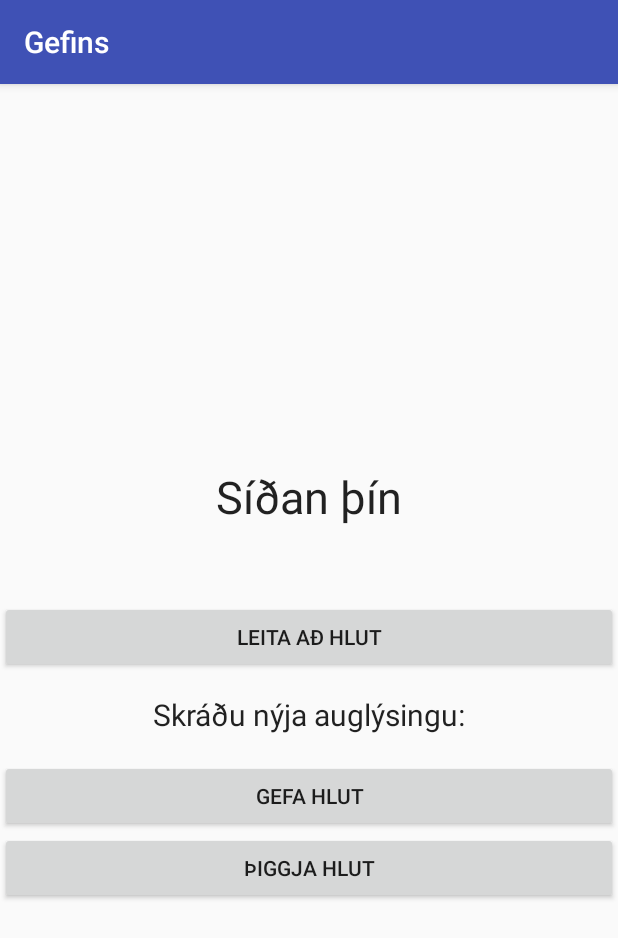
After one commit to smh28/Gefins, an Android app: the UsersiteActivity screen opened directly, with no data from a screen before it, on a phone screen of 412 x 824 dp. The commit adds this screen. Shown: the top 938 px of the screen. Run offline under Robolectric (Android 15) with nearby library versions, the phone set to English and light mode, and no system bars.

Commit message:
usersite síðan sett upp

```diff
--- a/app/src/main/AndroidManifest.xml
+++ b/app/src/main/AndroidManifest.xml
@@ -16,6 +16,8 @@
                 <category android:name="android.intent.category.LAUNCHER" />
             </intent-filter>
         </activity>
+        <activity android:name=".UsersiteActivity">
+        </activity>
     </application>
 
 </manifest>
--- a/app/src/main/java/is/hi/teymi9/gefins/MainActivity.java
+++ b/app/src/main/java/is/hi/teymi9/gefins/MainActivity.java
@@ -1,5 +1,6 @@
 package is.hi.teymi9.gefins;
 
+import android.content.Intent;
 import android.support.v7.app.AppCompatActivity;
 import android.os.Bundle;
 import android.view.View;
@@ -41,9 +42,8 @@ public class MainActivity extends AppCompatActivity {
                 iName = mUserName.getText().toString();
                 iPassword = mPsw.getText().toString();
                 if(userService.isUser(iName, iPassword)){
-                    Toast.makeText(MainActivity.this,
-                            R.string.innskraning,
-                            Toast.LENGTH_SHORT).show();
+                    Intent intent = new Intent(MainActivity.this, UsersiteActivity.class);
+                    startActivity(intent);
                 }
                 else {
                     Toast.makeText(MainActivity.this,
--- /dev/null
+++ b/app/src/main/java/is/hi/teymi9/gefins/UsersiteActivity.java
@@ -0,0 +1,45 @@
+package is.hi.teymi9.gefins;
+
+import android.content.Intent;
+import android.os.Bundle;
+import android.support.v7.app.AppCompatActivity;
+import android.view.View;
+import android.widget.Button;
+import android.widget.EditText;
+import android.widget.Toast;
+
+/**
+ * Created by Sandra on 21.2.2018.
+ */
+
+public class UsersiteActivity extends AppCompatActivity {
+
+    private Button mSearch;
+    private Button mGive;
+    private Button mReceive;
+
+
+    @Override
+    protected void onCreate(Bundle savedInstanceState) {
+        super.onCreate(savedInstanceState);
+        setContentView(R.layout.usersite);
+
+        mSearch = (Button) findViewById(R.id.search_button);
+        mGive = (Button) findViewById(R.id.give_button);
+        mReceive = (Button) findViewById(R.id.receive_button);
+
+
+        mSearch.setOnClickListener(new View.OnClickListener(){
+            @Override
+            public void onClick(View v) {
+                    Toast.makeText(UsersiteActivity.this,
+                            R.string.clickSearch,
+                            Toast.LENGTH_SHORT).show();
+
+            }
+        });
+    }
+
+
+
+}
--- /dev/null
+++ b/app/src/main/res/layout/usersite.xml
@@ -0,0 +1,57 @@
+<?xml version="1.0" encoding="utf-8"?>
+<LinearLayout xmlns:android="http://schemas.android.com/apk/res/android"
+    xmlns:app="http://schemas.android.com/apk/res-auto"
+    xmlns:tools="http://schemas.android.com/tools"
+    android:layout_width="match_parent"
+    android:layout_height="match_parent"
+    android:gravity="center"
+    android:orientation="vertical">
+
+
+    <TextView
+        android:id="@+id/texti1"
+        android:layout_width="match_parent"
+        android:layout_height="124dp"
+        android:padding="34dp"
+        android:text="@string/user_site"
+        android:textAppearance="@style/TextAppearance.AppCompat.Body1"
+        android:textSize="30sp"
+        android:textAlignment="center"  />
+
+
+    <Button
+        android:id="@+id/search_button"
+        android:layout_width="match_parent"
+        android:layout_height="wrap_content"
+        android:drawablePadding="24dp"
+        android:text="@string/search_button" />
+
+
+    <TextView
+        android:id="@+id/question_text_view"
+        android:layout_width="match_parent"
+        android:layout_height="58dp"
+        android:padding="14dp"
+        android:text="@string/usersite_text1"
+        android:textSize="20sp"
+        android:textAlignment="center"
+        android:textAppearance="@style/TextAppearance.AppCompat.Body1" />
+
+
+    <Button
+        android:id="@+id/give_button"
+        android:layout_width="match_parent"
+        android:layout_height="wrap_content"
+        android:drawablePadding="24dp"
+        android:text="@string/give_button" />
+
+
+    <Button
+        android:id="@+id/receive_button"
+        android:layout_width="match_parent"
+        android:layout_height="wrap_content"
+        android:drawablePadding="24dp"
+        android:text="@string/receive_button" />
+
+
+</LinearLayout>
--- a/app/src/main/res/values/strings.xml
+++ b/app/src/main/res/values/strings.xml
@@ -1,11 +1,21 @@
 <resources>
+    <!--login site-->
     <string name="app_name">Gefins</string>
-    <string name="skr_inn">Skráðu þig nú!</string>
+    <string name="skr_inn">Skráðu þig inn!</string>
     <string name="notandanafn">Notandanafn:</string>
     <string name="lykilord">Lykilorð:</string>
     <string name="skra">Skrá inn</string>
     <string name="nyr_notandi">Nýr notandi</string>
     <string name="nyskraning">Skráðu þig sem nýjan notanda!</string>
     <string name="innskraning">Þú ert skráður inn</string>
-    <string name="innskr_villa">Ekki tókst að skrá þig inn</string>
+    <string name="innskr_villa">Innskráning þín tókst ekki</string>
+    <!--user site-->
+    <string name="user_site">Síðan þín</string>
+    <string name="search_button">Leita að hlut</string>
+    <string name="give_button">Gefa hlut</string>
+    <string name="receive_button">Þiggja hlut</string>
+    <string name="clickSearch">Skoðaðu allar auglýsingar</string>
+    <string name="usersite_text1">Skráðu nýja auglýsingu:</string>
+
+
 </resources>
```
